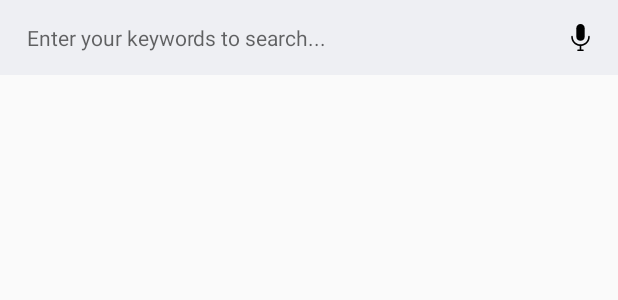
After one commit to maytinhdibo/mindBook, an Android app: the layout activity_search.xml on its own in the app's theme, with its tools: preview values and no code run, on a phone screen of 412 x 824 dp. The commit adds this screen. Shown: the top 300 px of the screen. Run offline under Robolectric (Android 15) with nearby library versions, the phone set to English and light mode, and no system bars.

Commit message:
search page + voice search

```diff
--- a/app/src/main/AndroidManifest.xml
+++ b/app/src/main/AndroidManifest.xml
@@ -20,6 +20,7 @@
         </activity>
         <activity android:name=".DetailActivity"></activity>
         <activity android:name=".ReaderActivity"></activity>
+        <activity android:name=".SearchActivity"></activity>
         <activity android:name=".LoginActivity"></activity>
     </application>
 
--- /dev/null
+++ b/app/src/main/res/drawable/ic_voice.xml
@@ -0,0 +1,12 @@
+<vector xmlns:android="http://schemas.android.com/apk/res/android"
+    android:width="512dp"
+    android:height="512dp"
+    android:viewportWidth="512"
+    android:viewportHeight="512">
+  <path
+      android:fillColor="#FF000000"
+      android:pathData="M431.666,239.934c0,-8.284 -6.717,-15 -15,-15c-8.285,0 -15,6.716 -15,15c0,80.32 -65.346,145.666 -145.666,145.666s-145.666,-65.346 -145.666,-145.666c0,-8.284 -6.717,-15 -15,-15c-8.285,0 -15,6.716 -15,15c0,91.809 70.799,167.383 160.666,175.02V482h-33.199c-8.285,0 -15,6.716 -15,15s6.715,15 15,15h96.4c8.283,0 15,-6.716 15,-15s-6.717,-15 -15,-15H271v-67.047C360.867,407.316 431.666,331.742 431.666,239.934z"/>
+  <path
+      android:fillColor="#FF000000"
+      android:pathData="M256,0c-43.707,0 -79.266,35.559 -79.266,79.266v160.668c0,43.707 35.559,79.265 79.266,79.265c43.709,0 79.268,-35.559 79.268,-79.266V79.266C335.268,35.559 299.709,0 256,0z"/>
+</vector>
--- /dev/null
+++ b/app/src/main/res/drawable/search_input.xml
@@ -0,0 +1,16 @@
+<?xml version="1.0" encoding="utf-8"?>
+
+<layer-list xmlns:android="http://schemas.android.com/apk/res/android"
+    >
+
+    <item>
+        <shape
+            android:shape="rectangle"
+            >
+
+        </shape>
+    </item>
+
+
+
+</layer-list>
--- /dev/null
+++ b/app/src/main/res/layout/activity_search.xml
@@ -0,0 +1,39 @@
+<?xml version="1.0" encoding="utf-8"?>
+<LinearLayout xmlns:android="http://schemas.android.com/apk/res/android"
+    xmlns:app="http://schemas.android.com/apk/res-auto"
+    xmlns:tools="http://schemas.android.com/tools"
+    android:layout_width="match_parent"
+    android:layout_height="match_parent"
+    android:orientation="vertical">
+
+    <LinearLayout
+        android:layout_width="match_parent"
+        android:layout_height="wrap_content"
+        android:background="@color/overlayBgPrimary"
+        android:orientation="horizontal"
+        android:gravity="center"
+        >
+
+        <EditText
+            android:id="@+id/searchText"
+            android:layout_width="0dp"
+            android:layout_height="wrap_content"
+            android:layout_weight="1"
+            android:background="@drawable/search_input"
+            android:inputType="text"
+            android:ems="10"
+            style="@style/container"
+            android:textSize="14sp"
+            android:hint="@string/enter_search" />
+
+        <ImageButton
+            android:id="@+id/voiceSearchBtn"
+            android:layout_width="50dp"
+            android:layout_height="50dp"
+            android:scaleType="fitCenter"
+            android:padding="16dp"
+            android:background="#00000000"
+            android:src="@drawable/ic_voice"
+            />
+    </LinearLayout>
+</LinearLayout>
--- a/app/src/main/res/values/strings.xml
+++ b/app/src/main/res/values/strings.xml
@@ -16,6 +16,8 @@
 
     <string name="top_trend">Top trending</string>
 
+    <string name="enter_search">Enter your keywords to search...</string>
+
     <!-- TODO: Remove or change this placeholder text -->
     <string name="hello_blank_fragment">Hello blank fragment</string>
     <string name="hint_username">Username</string>
```
Also changed, not shown: app/src/main/java/com/mtc/mindbook/HomeFragment.java (+9 -5 lines), app/src/main/java/com/mtc/mindbook/SearchActivity.java (added, +82 -0 lines), app/src/main/res/layout/activity_home.xml (+14 -1 lines).
